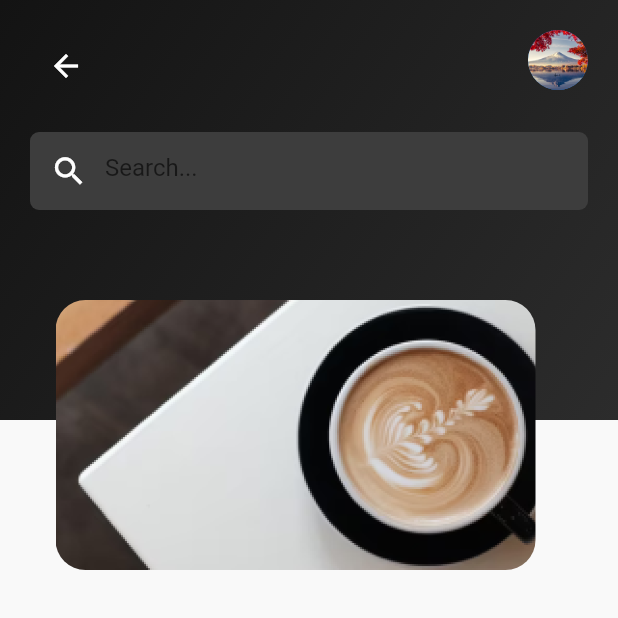
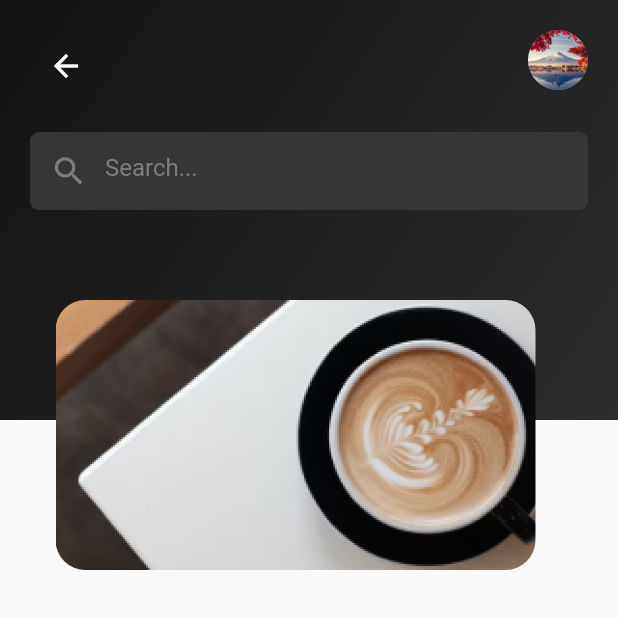
Before and after one commit to bimbo-ade/MyCoffee, a Flutter app: the HomeScreen screen opened directly, on a phone screen of 412 x 824 dp, the top half of it. Run offline on Flutter 3.47's test engine with Material 2 defaults, Android fonts, the phone set to English and light mode, and no system bars.

Commit message:
search color fix

```diff
--- a/lib/home_screen.dart
+++ b/lib/home_screen.dart
@@ -58,15 +58,18 @@ class HomeScreen extends StatelessWidget {
                         Container(
                           padding: const EdgeInsets.all(2),
                           decoration: BoxDecoration(
-                              color: const Color.fromARGB(255, 61, 61, 61),
+                              color: Color.fromARGB(255, 54, 54, 54),
                               borderRadius: BorderRadius.circular(6)),
                           child: const TextField(
                             // controller: _searchController,
                             decoration: InputDecoration(
                                 hintText: 'Search...',
+                                hintStyle: TextStyle(
+                                  color: Color.fromARGB(255, 126, 126, 126),
+                                ),
                                 prefixIcon: Icon(
                                   Icons.search,
-                                  color: Colors.white,
+                                  color: Color.fromARGB(255, 126, 126, 126),
                                   size: 25,
                                 ),
                                 border: InputBorder.none),
```
